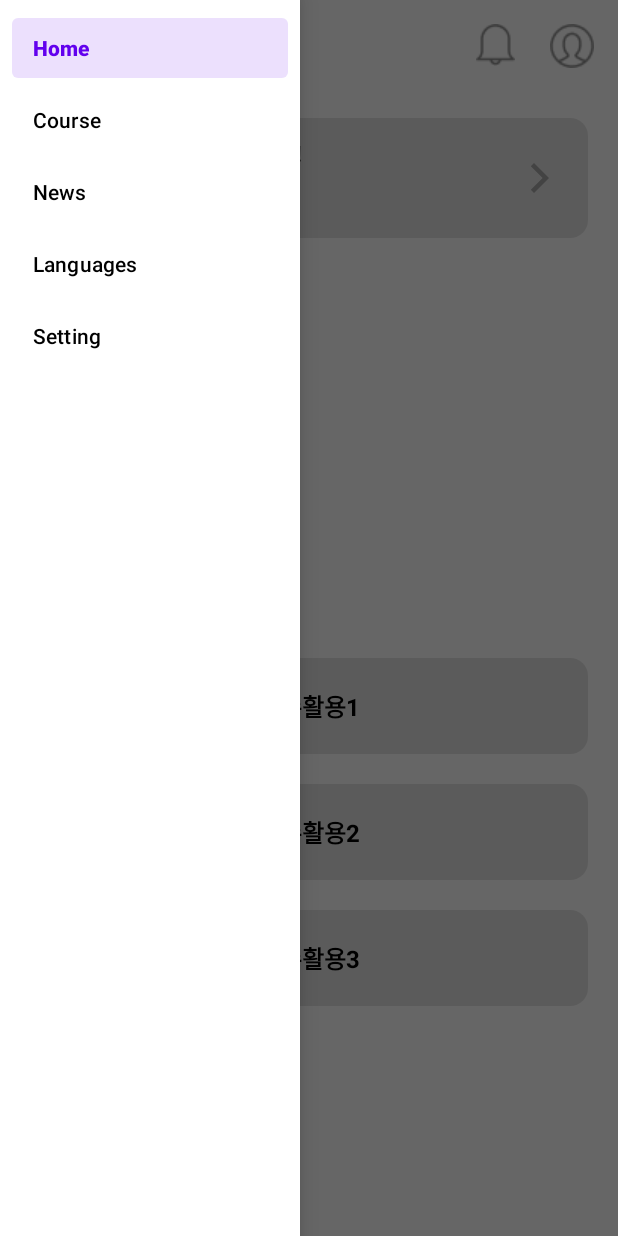
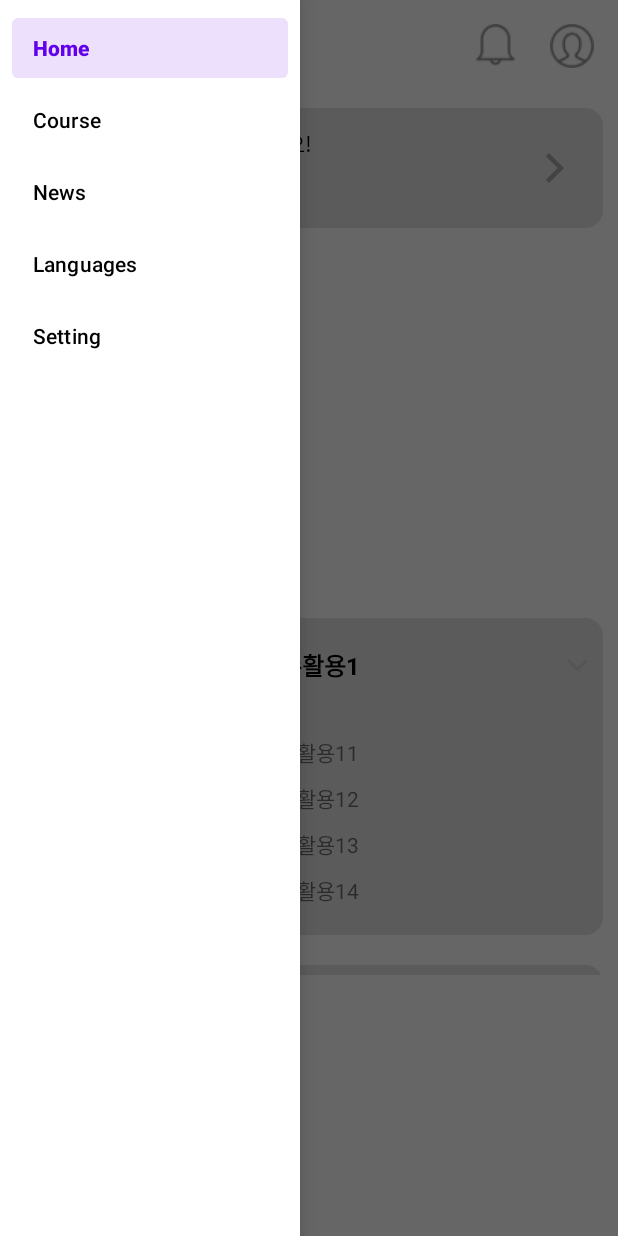
Before and after one commit to Sae-byeol/Daily_Coding, an Android app: the fragment CourseFragment placed in its activity, after a tap on an icon or button, on a phone screen of 412 x 824 dp. Run offline under Robolectric (Android 15) with nearby library versions, the phone set to English and light mode, and no system bars; libraries missing offline, so code that uses them is left out: com.github.mikephil.charting, com.yarolegovich.discretescrollview; plain views replace DiscreteScrollView; 89 statements that could not run were skipped; 1 other tap on this screen came first.

Commit message:
course  리스트 구현

```diff
--- /dev/null
+++ b/app/src/main/java/com/example/dailycoding/ui/Course.java
@@ -0,0 +1,48 @@
+package com.example.dailycoding.ui;
+
+import java.util.ArrayList;
+
+public class Course {
+//    private int id;
+    private String title;
+    private ArrayList<String> content;
+    private boolean isExpanded;
+
+    public Course(String title, ArrayList<String> content, boolean isExpanded) {
+        this.title = title;
+        this.content = content;
+        this.isExpanded = isExpanded;
+    }
+
+//    public int getId() {
+//        return id;
+//    }
+//
+//    public void setId(int id) {
+//        this.id = id;
+//    }
+
+    public String getTitle() {
+        return title;
+    }
+
+    public void setTitle(String title) {
+        this.title = title;
+    }
+
+    public ArrayList<String> getContent() {
+        return content;
+    }
+
+    public void setContent(ArrayList<String> content) {
+        this.content = content;
+    }
+
+    public boolean isExpanded() {
+        return isExpanded;
+    }
+
+    public void setExpanded(boolean expanded) {
+        isExpanded = expanded;
+    }
+}
--- a/app/src/main/java/com/example/dailycoding/ui/CourseAdapter.java
+++ b/app/src/main/java/com/example/dailycoding/ui/CourseAdapter.java
@@ -1,13 +1,17 @@
 package com.example.dailycoding.ui;
 
+import android.annotation.SuppressLint;
 import android.content.Context;
 import android.os.Build;
 import android.util.Log;
 import android.view.LayoutInflater;
 import android.view.View;
 import android.view.ViewGroup;
+import android.widget.ImageView;
 import android.widget.TextView;
 
+import androidx.constraintlayout.widget.ConstraintLayout;
+import androidx.recyclerview.widget.LinearLayoutManager;
 import androidx.recyclerview.widget.RecyclerView;
 
 import com.example.dailycoding.R;
@@ -16,19 +20,42 @@ import java.util.ArrayList;
 
 public class CourseAdapter extends RecyclerView.Adapter<CourseAdapter.MyViewHolder> {
 
-    private String[] data;
+    private static ArrayList<Course> dataList;
+    private RecyclerView.Adapter mAdapter;
+    private RecyclerView.LayoutManager layoutManager;
 
-    public CourseAdapter(String[] data) {
-        this.data = data;
+    private Context context;
+
+    public CourseAdapter(ArrayList<Course> dataList, Context context) {
+        this.context=context;
+        this.dataList = dataList;
     }
 
-    public static class MyViewHolder extends RecyclerView.ViewHolder {
+    public class MyViewHolder extends RecyclerView.ViewHolder {
         // each data item is just a string in this case
-        public View itemView;
         public TextView textView;
+        public RecyclerView recyclerView;
+        public ConstraintLayout constraintLayout;
+        public ImageView imageView;
+
         public MyViewHolder(View itemView) {
             super(itemView);
             textView = itemView.findViewById(R.id.TextView_course_list);
+            recyclerView=itemView.findViewById(R.id.RecyclerView_course_content);
+            constraintLayout=itemView.findViewById(R.id.ConstraintLayout_item_course);
+            imageView=itemView.findViewById(R.id.ImageVIew_itemCourse_arrow);
+
+            constraintLayout.setOnClickListener(new View.OnClickListener() {
+                @SuppressLint("UseCompatLoadingForDrawables")
+                @Override
+                public void onClick(View v) {
+                    Course course = dataList.get(getAdapterPosition());
+                    course.setExpanded(!course.isExpanded());
+                    notifyItemChanged(getAdapterPosition());
+                    if(course.isExpanded()) imageView.setBackground(context.getDrawable(R.drawable.arrow_down));
+                    else    imageView.setBackground(context.getDrawable(R.drawable.arrow_up));
+                }
+            });
         }
     }
 
@@ -43,12 +70,23 @@ public class CourseAdapter extends RecyclerView.Adapter<CourseAdapter.MyViewHold
 
     @Override
     public void onBindViewHolder(MyViewHolder holder, int position) {
-        holder.textView.setText(data[position]);
+        holder.textView.setText(dataList.get(position).getTitle());
+        holder.recyclerView.setHasFixedSize(true);
+
+        // use a linear layout manager
+        layoutManager = new LinearLayoutManager(context);
+        holder.recyclerView.setLayoutManager(layoutManager);
+
+        // specify an adapter (see also next example)
+        mAdapter = new CourseContentAdapter(dataList.get(position).getContent());
+        holder.recyclerView.setAdapter(mAdapter);
+        boolean isExpanded = dataList.get(position).isExpanded();
+        holder.recyclerView.setVisibility(isExpanded ? View.VISIBLE : View.GONE);
     }
 
     @Override
     public int getItemCount() {
-        return data.length;
+        return dataList.size();
     }
 
 
--- /dev/null
+++ b/app/src/main/java/com/example/dailycoding/ui/CourseContentAdapter.java
@@ -0,0 +1,52 @@
+package com.example.dailycoding.ui;
+
+import android.view.LayoutInflater;
+import android.view.View;
+import android.view.ViewGroup;
+import android.widget.TextView;
+
+import androidx.recyclerview.widget.RecyclerView;
+
+import com.example.dailycoding.R;
+
+import java.util.ArrayList;
+
+public class CourseContentAdapter extends RecyclerView.Adapter<CourseContentAdapter.MyViewHolder> {
+
+    private ArrayList<String> dataList;
+
+    public CourseContentAdapter(ArrayList<String> dataList) {
+        this.dataList = dataList;
+    }
+
+    public static class MyViewHolder extends RecyclerView.ViewHolder {
+        // each data item is just a string in this case
+        public TextView textView;
+        public MyViewHolder(View itemView) {
+            super(itemView);
+            textView = itemView.findViewById(R.id.TextView_item_courseContent);
+        }
+    }
+
+    @Override
+    public CourseContentAdapter.MyViewHolder onCreateViewHolder(ViewGroup parent,
+                                                                int viewType) {
+        View v = LayoutInflater.from(parent.getContext())
+                .inflate(R.layout.item_course_content, parent, false);
+        MyViewHolder vh = new MyViewHolder(v);
+        return vh;
+    }
+
+    @Override
+    public void onBindViewHolder(MyViewHolder holder, int position) {
+        holder.textView.setText(dataList.get(position));
+//        holder.textView.setText("으아아아");
+    }
+
+    @Override
+    public int getItemCount() {
+        return dataList.size();
+    }
+
+
+}
--- a/app/src/main/java/com/example/dailycoding/ui/CourseFragment.java
+++ b/app/src/main/java/com/example/dailycoding/ui/CourseFragment.java
@@ -16,6 +16,8 @@ import com.yarolegovich.discretescrollview.DiscreteScrollView;
 import com.yarolegovich.discretescrollview.transform.Pivot;
 import com.yarolegovich.discretescrollview.transform.ScaleTransformer;
 
+import java.util.ArrayList;
+
 public class CourseFragment extends Fragment {
 
     private DiscreteScrollView scrollView;
@@ -23,7 +25,9 @@ public class CourseFragment extends Fragment {
     private RecyclerView.Adapter mAdapter;
     private RecyclerView.LayoutManager layoutManager;
 
-    private static final String[] DATA={"변수활용1", "변수활용2", "변수활용3"};
+//    private static final String[] DATA={"변수활용1", "변수활용2", "변수활용3"};
+    private static ArrayList<String> list_courseTitle;
+    private static ArrayList<Course> list_course;
 
     public static CourseFragment newInstance() {
         return new CourseFragment();
@@ -39,13 +43,14 @@ public class CourseFragment extends Fragment {
     public void onViewCreated(@NonNull View view, @Nullable Bundle savedInstanceState) {
         super.onViewCreated(view, savedInstanceState);
 
+        initData();
         showCourseTitle();
         showCourseList();
     }
 
     private void showCourseTitle(){
         scrollView = getView().findViewById(R.id.DiscreteScrollView_course);
-        scrollView.setAdapter(new CourseTitleAdapter(new String[]{"PYTHON", "JAVA", "C++"}));
+        scrollView.setAdapter(new CourseSelectAdapter(list_courseTitle));
         scrollView.setItemTransformer(new ScaleTransformer.Builder()
                 .setMaxScale(1.05f)
                 .setMinScale(0.8f)
@@ -66,8 +71,29 @@ public class CourseFragment extends Fragment {
         recyclerView.setLayoutManager(layoutManager);
 
         // specify an adapter (see also next example)
-        mAdapter = new CourseAdapter(DATA);
+        mAdapter = new CourseAdapter(list_course, getContext());
         recyclerView.setAdapter(mAdapter);
     }
 
+    private void initData(){
+        list_courseTitle = new ArrayList<>();
+        list_course=new ArrayList<>();
+
+        list_courseTitle.add("Python");
+        list_courseTitle.add("Java");
+        list_courseTitle.add("C++");
+
+        ArrayList tempList=new ArrayList();
+        tempList.add("변수활용11");
+        tempList.add("변수활용12");
+        tempList.add("변수활용13");
+        tempList.add("변수활용14");
+
+        list_course.add(new Course("변수활용1", tempList,false));
+        list_course.add(new Course("변수활용2", tempList,false));
+        list_course.add(new Course("변수활용3", tempList,false));
+
+    }
+
+
 }
--- a/app/src/main/java/com/example/dailycoding/ui/CourseTitleAdapter.java
+++ b/app/src/main/java/com/example/dailycoding/ui/CourseSelectAdapter.java
@@ -10,13 +10,16 @@ import androidx.recyclerview.widget.RecyclerView;
 
 import com.example.dailycoding.R;
 
-public class CourseTitleAdapter extends RecyclerView.Adapter<CourseTitleAdapter.ViewHolder> {
+import java.util.ArrayList;
+
+public class CourseSelectAdapter extends RecyclerView.Adapter<CourseSelectAdapter.ViewHolder> {
 
 //    private List<Item> data;
-    private String[] data;
+//    private String[] data;
+    private ArrayList<String> dataList;
 
-    public CourseTitleAdapter(String[] data) {
-        this.data = data;
+    public CourseSelectAdapter(ArrayList<String> dataList) {
+        this.dataList = dataList;
     }
 
     @NonNull
@@ -29,12 +32,12 @@ public class CourseTitleAdapter extends RecyclerView.Adapter<CourseTitleAdapter.
 
     @Override
     public void onBindViewHolder(ViewHolder holder, int position) {
-        holder.textView.setText(data[position]);
+        holder.textView.setText(dataList.get(position));
     }
 
     @Override
     public int getItemCount() {
-        return data.length;
+        return dataList.size();
     }
 
     static class ViewHolder extends RecyclerView.ViewHolder {
--- a/app/src/main/res/layout/fragment_course.xml
+++ b/app/src/main/res/layout/fragment_course.xml
@@ -12,7 +12,7 @@
         app:layout_constraintRight_toRightOf="parent"
         app:layout_constraintTop_toTopOf="parent"
         android:background="@drawable/round_border"
-        android:layout_marginTop="20dp"
+        android:layout_marginTop="13.5dp"
         >
         <TextView
             android:id="@+id/TextView_unsolvedProblem_title"
@@ -21,9 +21,10 @@
             app:layout_constraintLeft_toLeftOf="parent"
             app:layout_constraintTop_toTopOf="parent"
             app:layout_constraintBottom_toTopOf="@id/TextView_unsolvedProblem_problem"
-            android:text="잠깐! 풀다 만 문제가 있어요!"
+            android:text="@string/unsolvedProblem"
             android:textColor="#000000"
-            android:layout_marginLeft="20dp"
+            android:textSize="14sp"
+            android:layout_marginLeft="36dp"
             />
         <TextView
             android:id="@+id/TextView_unsolvedProblem_problem"
@@ -52,11 +53,11 @@
         android:layout_height="wrap_content"
         app:layout_constraintLeft_toLeftOf="parent"
         app:layout_constraintTop_toBottomOf="@id/ConstraintLayout_unsolvedProblem"
-        android:text="기출 문제 선택"
+        android:text="@string/course_title"
         android:textColor="#000000"
-        android:textSize="20dp"
+        android:textSize="20sp"
         android:textStyle="bold"
-        android:layout_marginTop="30dp"
+        android:layout_marginTop="36dp"
         />
     <com.yarolegovich.discretescrollview.DiscreteScrollView
         android:id="@+id/DiscreteScrollView_course"
@@ -65,7 +66,7 @@
         app:layout_constraintLeft_toLeftOf="parent"
         app:layout_constraintRight_toRightOf="parent"
         app:layout_constraintTop_toBottomOf="@id/TextView_problemSelection"
-        android:layout_marginTop="30dp"/>
+        android:layout_marginTop="12dp"/>
 
     <androidx.recyclerview.widget.RecyclerView
         android:id="@+id/RecyclerView_course"
@@ -74,7 +75,7 @@
         app:layout_constraintLeft_toLeftOf="parent"
         app:layout_constraintRight_toRightOf="parent"
         app:layout_constraintTop_toBottomOf="@id/DiscreteScrollView_course"
-        android:layout_marginTop="30dp"/>
+        android:layout_marginTop="22dp"/>
 
 
 </androidx.constraintlayout.widget.ConstraintLayout>
--- a/app/src/main/res/layout/item_course.xml
+++ b/app/src/main/res/layout/item_course.xml
@@ -1,5 +1,6 @@
 <?xml version="1.0" encoding="utf-8"?>
 <androidx.constraintlayout.widget.ConstraintLayout xmlns:android="http://schemas.android.com/apk/res/android"
+    android:id="@+id/ConstraintLayout_item_course"
     android:layout_width="match_parent"
     android:layout_height="wrap_content"
     android:background="@drawable/round_border"
@@ -12,10 +13,30 @@
         app:layout_constraintLeft_toLeftOf="parent"
         app:layout_constraintRight_toRightOf="parent"
         app:layout_constraintTop_toTopOf="parent"
-        app:layout_constraintBottom_toBottomOf="parent"
-        android:text="변수 활용"
+        app:layout_constraintBottom_toTopOf="@id/RecyclerView_course_content"
+        android:layout_marginVertical="19dp"
         android:textColor="#000000"
         android:textSize="16sp"
-        android:textStyle="bold"
-        android:paddingVertical="20dp"/>
+        android:textStyle="bold"/>
+    <ImageView
+        android:id="@+id/ImageVIew_itemCourse_arrow"
+        android:layout_width="wrap_content"
+        android:layout_height="wrap_content"
+        app:layout_constraintRight_toRightOf="parent"
+        app:layout_constraintTop_toTopOf="@id/TextView_course_list"
+        app:layout_constraintBottom_toBottomOf="@id/TextView_course_list"
+        android:background="@drawable/arrow_down"
+        android:layout_marginRight="10dp"/>
+    <androidx.recyclerview.widget.RecyclerView
+        android:id="@+id/RecyclerView_course_content"
+        android:layout_width="match_parent"
+        android:layout_height="wrap_content"
+        app:layout_constraintLeft_toLeftOf="parent"
+        app:layout_constraintRight_toRightOf="parent"
+        app:layout_constraintTop_toBottomOf="@id/TextView_course_list"
+        app:layout_constraintBottom_toBottomOf="parent"
+        android:visibility="gone"
+        android:layout_marginBottom="10dp"
+        android:layout_marginTop="16dp"
+        />
 </androidx.constraintlayout.widget.ConstraintLayout>
--- /dev/null
+++ b/app/src/main/res/layout/item_course_content.xml
@@ -0,0 +1,16 @@
+<?xml version="1.0" encoding="utf-8"?>
+<androidx.constraintlayout.widget.ConstraintLayout xmlns:android="http://schemas.android.com/apk/res/android"
+    android:layout_width="match_parent"
+    android:layout_height="wrap_content"
+    xmlns:app="http://schemas.android.com/apk/res-auto">
+    <TextView
+        android:id="@+id/TextView_item_courseContent"
+        android:layout_width="wrap_content"
+        android:layout_height="wrap_content"
+        app:layout_constraintLeft_toLeftOf="parent"
+        app:layout_constraintRight_toRightOf="parent"
+        app:layout_constraintTop_toTopOf="parent"
+        app:layout_constraintBottom_toBottomOf="parent"
+        android:layout_marginBottom="9dp"
+        />
+</androidx.constraintlayout.widget.ConstraintLayout>
--- a/app/src/main/res/values/dimen.xml
+++ b/app/src/main/res/values/dimen.xml
@@ -1,4 +1,4 @@
 <?xml version="1.0" encoding="utf-8"?>
 <resources>
-    <dimen name="course_margin_horizontal">20dp</dimen>
+    <dimen name="course_margin_horizontal">10dp</dimen>
 </resources>
--- a/app/src/main/res/values/strings.xml
+++ b/app/src/main/res/values/strings.xml
@@ -27,4 +27,8 @@
     <string name="news_item_context">context</string>
     <string name="news_item_review">review</string>
     <string name="news_item_btn"><![CDATA[커리큘럼 보러가기>>]]></string>
+
+    <!--Course-->
+    <string name="course_title">기출문제 선택</string>
+    <string name="unsolvedProblem">잠깐! 풀다 만 문제가 있어요!</string>
 </resources>
```
